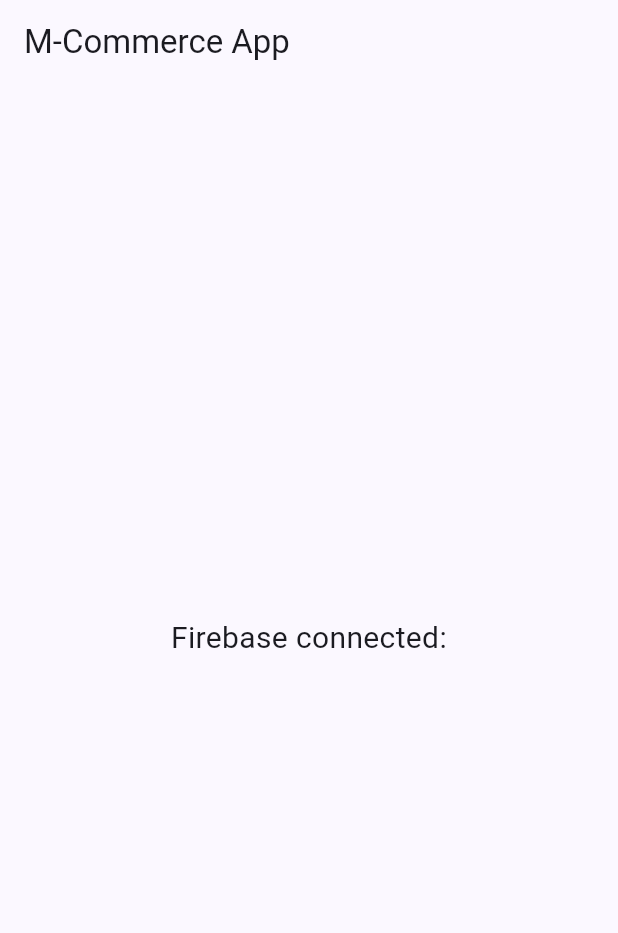
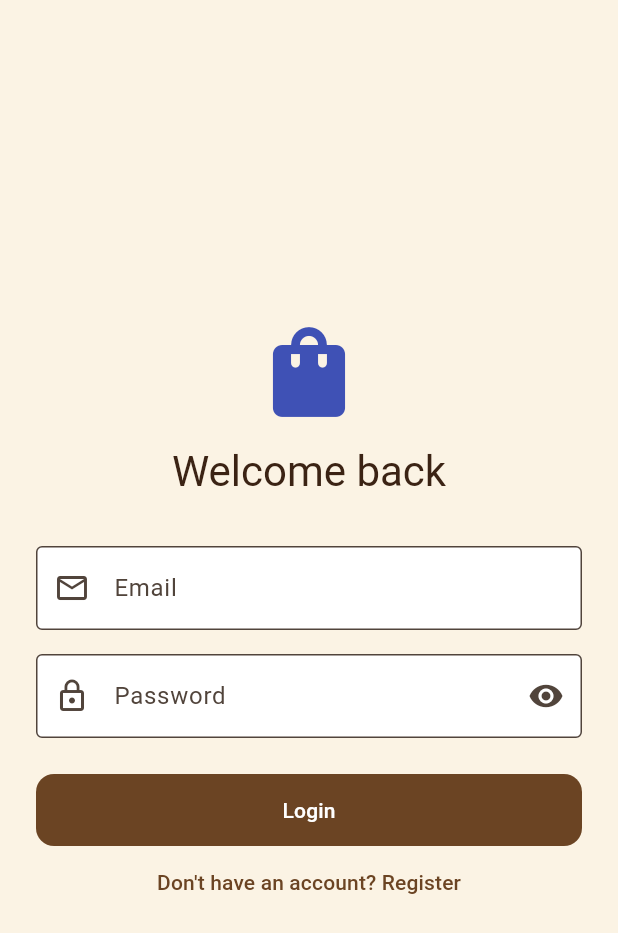
Before and after one commit to alasnine/higop_mcommerce, a Flutter app: the screen it shows after launch, on a phone screen of 412 x 824 dp. Shown: the top 933 px of the screen. Run offline on Flutter 3.47's test engine with Material 3 defaults, Android fonts, the phone set to English and light mode, and no system bars; our stand-ins replace cloud_firestore, firebase_auth, firebase_core; accounts and stored records are empty.

Commit message:
HOA02: auth, roles, AuthGate, Firestore products

```diff
--- a/lib/main.dart
+++ b/lib/main.dart
@@ -1,13 +1,14 @@
 import 'package:flutter/material.dart';
 import 'package:firebase_core/firebase_core.dart';
 import 'firebase_options.dart';
+import 'screens/auth_gate.dart';
+import 'utils/app_theme.dart';
 
 Future<void> main() async {
   WidgetsFlutterBinding.ensureInitialized();
   await Firebase.initializeApp(
     options: DefaultFirebaseOptions.currentPlatform,
   );
-  debugPrint('Firebase connected: ${Firebase.app().options.projectId}');
   runApp(const MyApp());
 }
 
@@ -17,19 +18,10 @@
   @override
   Widget build(BuildContext context) {
     return MaterialApp(
-      title: 'M-Commerce App',
+      title: 'Higop',
       debugShowCheckedModeBanner: false,
-      theme: ThemeData(colorSchemeSeed: Colors.indigo, useMaterial3: true),
-      home: Scaffold(
-        appBar: AppBar(title: const Text('M-Commerce App')),
-        body: Center(
-          child: Text(
-            'Firebase connected:\n${Firebase.app().options.projectId}',
-            textAlign: TextAlign.center,
-            style: const TextStyle(fontSize: 20),
-          ),
-        ),
-      ),
+      theme: HigopTheme.light,
+      home: const AuthGate(),
     );
   }
 }
--- /dev/null
+++ b/lib/models/app_user.dart
@@ -0,0 +1,25 @@
+class AppUser {
+  final String uid;
+  final String name;
+  final String email;
+  final String role;
+
+  const AppUser({
+    required this.uid,
+    required this.name,
+    required this.email,
+    required this.role,
+  });
+
+  // Builds an AppUser from a Firestore document's data
+  factory AppUser.fromMap(String uid, Map<String, dynamic> data) {
+    return AppUser(
+      uid: uid,
+      name: (data['name'] as String?) ?? '',
+      email: (data['email'] as String?) ?? '',
+      role: (data['role'] as String?) ?? 'user',
+    );
+  }
+
+  bool get isAdmin => role == 'admin';
+}
--- /dev/null
+++ b/lib/screens/auth_gate.dart
@@ -0,0 +1,104 @@
+import 'package:cloud_firestore/cloud_firestore.dart';
+import 'package:firebase_auth/firebase_auth.dart';
+import 'package:flutter/material.dart';
+import '../admin/admin_home_screen.dart';
+import '../models/app_user.dart';
+import '../services/auth_service.dart';
+import '../user/home_screen.dart';
+import 'login_screen.dart';
+
+class AuthGate extends StatelessWidget {
+  const AuthGate({super.key});
+
+  @override
+  Widget build(BuildContext context) {
+    // Layer 1: is anyone logged in?
+    return StreamBuilder<User?>(
+      stream: FirebaseAuth.instance.authStateChanges(),
+      builder: (context, authSnap) {
+        if (authSnap.connectionState == ConnectionState.waiting) {
+          return const _Loading();
+        }
+        final user = authSnap.data;
+        if (user == null) return const LoginScreen();
+
+        // Layer 2: who are they? Read their role from Firestore.
+        return StreamBuilder<DocumentSnapshot<Map<String, dynamic>>>(
+          stream: FirebaseFirestore.instance
+              .collection('users')
+              .doc(user.uid)
+              .snapshots(),
+          builder: (context, snap) {
+            if (snap.hasError) {
+              debugPrint('AuthGate error: ${snap.error}');
+              return const _ProblemScreen(
+                message: 'Could not load your profile.',
+              );
+            }
+            if (!snap.hasData) return const _Loading();
+            if (!snap.data!.exists) {
+              // Right after registering, the profile is written a moment
+              // after the account is created, so this can flash briefly.
+              return const _Loading(showLogout: true);
+            }
+
+            final appUser = AppUser.fromMap(user.uid, snap.data!.data()!);
+            return appUser.isAdmin
+                ? AdminHomeScreen(user: appUser)
+                : HomeScreen(user: appUser);
+          },
+        );
+      },
+    );
+  }
+}
+
+class _Loading extends StatelessWidget {
+  final bool showLogout;
+  const _Loading({this.showLogout = false});
+
+  @override
+  Widget build(BuildContext context) {
+    return Scaffold(
+      body: Center(
+        child: Column(
+          mainAxisSize: MainAxisSize.min,
+          children: [
+            const CircularProgressIndicator(),
+            if (showLogout) ...[
+              const SizedBox(height: 24),
+              TextButton(
+                onPressed: () => AuthService().logout(),
+                child: const Text('Taking too long? Logout'),
+              ),
+            ],
+          ],
+        ),
+      ),
+    );
+  }
+}
+
+class _ProblemScreen extends StatelessWidget {
+  final String message;
+  const _ProblemScreen({required this.message});
+
+  @override
+  Widget build(BuildContext context) {
+    return Scaffold(
+      body: Center(
+        child: Column(
+          mainAxisSize: MainAxisSize.min,
+          children: [
+            Text(message),
+            const SizedBox(height: 16),
+            FilledButton(
+              onPressed: () => AuthService().logout(),
+              child: const Text('Logout'),
+            ),
+          ],
+        ),
+      ),
+    );
+  }
+}
--- /dev/null
+++ b/lib/screens/login_screen.dart
@@ -0,0 +1,126 @@
+import 'package:firebase_auth/firebase_auth.dart';
+import 'package:flutter/material.dart';
+import '../services/auth_service.dart';
+import '../utils/validators.dart';
+import 'register_screen.dart';
+
+class LoginScreen extends StatefulWidget {
+  const LoginScreen({super.key});
+
+  @override
+  State<LoginScreen> createState() => _LoginScreenState();
+}
+
+class _LoginScreenState extends State<LoginScreen> {
+  final _formKey = GlobalKey<FormState>();
+  final _emailCtrl = TextEditingController();
+  final _passwordCtrl = TextEditingController();
+  bool _loading = false;
+  bool _obscure = true;
+
+  @override
+  void dispose() {
+    _emailCtrl.dispose();
+    _passwordCtrl.dispose();
+    super.dispose();
+  }
+
+  void _showError(String message) {
+    if (!mounted) return;
+    ScaffoldMessenger.of(context).showSnackBar(SnackBar(content: Text(message)));
+  }
+
+  Future<void> _login() async {
+    if (!_formKey.currentState!.validate()) return;
+    setState(() => _loading = true);
+    try {
+      await AuthService().login(_emailCtrl.text.trim(), _passwordCtrl.text);
+      // Success: nothing to do here. AuthGate (Step 5) will notice the login
+      // and show the right home screen by itself.
+    } on FirebaseAuthException catch (e) {
+      _showError(AuthService.errorMessage(e));
+    } catch (e) {
+      debugPrint('Login error: $e');
+      _showError('Something went wrong. Please try again.');
+    } finally {
+      if (mounted) setState(() => _loading = false);
+    }
+  }
+
+  @override
+  Widget build(BuildContext context) {
+    return Scaffold(
+      body: SafeArea(
+        child: Center(
+          child: SingleChildScrollView(
+            padding: const EdgeInsets.all(24),
+            child: ConstrainedBox(
+              constraints: const BoxConstraints(maxWidth: 400),
+              child: Form(
+                key: _formKey,
+                child: Column(
+                  mainAxisSize: MainAxisSize.min,
+                  crossAxisAlignment: CrossAxisAlignment.stretch,
+                  children: [
+                    const Icon(Icons.shopping_bag, size: 72, color: Colors.indigo),
+                    const SizedBox(height: 12),
+                    Text('Welcome back',
+                        textAlign: TextAlign.center,
+                        style: Theme.of(context).textTheme.headlineMedium),
+                    const SizedBox(height: 32),
+                    TextFormField(
+                      controller: _emailCtrl,
+                      keyboardType: TextInputType.emailAddress,
+                      decoration: const InputDecoration(
+                        labelText: 'Email',
+                        prefixIcon: Icon(Icons.email_outlined),
+                        border: OutlineInputBorder(),
+                      ),
+                      validator: Validators.email,
+                    ),
+                    const SizedBox(height: 16),
+                    TextFormField(
+                      controller: _passwordCtrl,
+                      obscureText: _obscure,
+                      decoration: InputDecoration(
+                        labelText: 'Password',
+                        prefixIcon: const Icon(Icons.lock_outline),
+                        border: const OutlineInputBorder(),
+                        suffixIcon: IconButton(
+                          icon: Icon(_obscure ? Icons.visibility : Icons.visibility_off),
+                          onPressed: () => setState(() => _obscure = !_obscure),
+                        ),
+                      ),
+                      validator: Validators.password,
+                    ),
+                    const SizedBox(height: 24),
+                    FilledButton(
+                      onPressed: _loading ? null : _login,
+                      child: Padding(
+                        padding: const EdgeInsets.symmetric(vertical: 14),
+                        child: _loading
+                            ? const SizedBox(
+                                height: 20,
+                                width: 20,
+                                child: CircularProgressIndicator(strokeWidth: 2))
+                            : const Text('Login'),
+                      ),
+                    ),
+                    TextButton(
+                      onPressed: _loading
+                          ? null
+                          : () => Navigator.of(context).push(
+                                MaterialPageRoute(builder: (_) => const RegisterScreen()),
+                              ),
+                      child: const Text("Don't have an account? Register"),
+                    ),
+                  ],
+                ),
+              ),
+            ),
+          ),
+        ),
+      ),
+    );
+  }
+}
--- /dev/null
+++ b/lib/services/auth_service.dart
@@ -0,0 +1,60 @@
+import 'package:cloud_firestore/cloud_firestore.dart';
+import 'package:firebase_auth/firebase_auth.dart';
+
+class AuthService {
+  final FirebaseAuth _auth = FirebaseAuth.instance;
+  final FirebaseFirestore _db = FirebaseFirestore.instance;
+
+  // Step 4: Register = create the Auth account + save the profile in Firestore
+  Future<void> register({
+    required String name,
+    required String email,
+    required String password,
+  }) async {
+    final cred = await _auth.createUserWithEmailAndPassword(
+      email: email,
+      password: password,
+    );
+    try {
+      await _db.collection('users').doc(cred.user!.uid).set({
+        'name': name,
+        'email': email,
+        'role': 'user', // everyone starts as a normal user
+        'createdAt': FieldValue.serverTimestamp(),
+      });
+    } catch (e) {
+      // Don't leave an Auth account with no profile behind
+      await cred.user?.delete();
+      rethrow;
+    }
+  }
+
+  // Step 5: Login
+  Future<void> login(String email, String password) async {
+    await _auth.signInWithEmailAndPassword(email: email, password: password);
+  }
+
+  Future<void> logout() => _auth.signOut();
+
+  // Turns Firebase's error codes into messages a user can understand
+  static String errorMessage(FirebaseAuthException e) {
+    switch (e.code) {
+      case 'email-already-in-use':
+        return 'That email is already registered.';
+      case 'invalid-email':
+        return 'That email address is not valid.';
+      case 'weak-password':
+        return 'Password is too weak (minimum 6 characters).';
+      case 'invalid-credential':
+      case 'wrong-password':
+      case 'user-not-found':
+        return 'Incorrect email or password.';
+      case 'network-request-failed':
+        return 'No internet connection.';
+      case 'too-many-requests':
+        return 'Too many attempts. Try again later.';
+      default:
+        return e.message ?? 'Authentication failed (${e.code}).';
+    }
+  }
+}
--- /dev/null
+++ b/lib/utils/app_theme.dart
@@ -0,0 +1,58 @@
+import 'package:flutter/material.dart';
+
+class HigopColors {
+  static const kayumanggi = Color(0xFF6B4423); // primary
+  static const tsokolate = Color(0xFF3B2314); // text / admin sidebar
+  static const gatas = Color(0xFFFBF3E4); // background
+  static const abaka = Color(0xFFEBDCC0); // cards / chips
+  static const ginto = Color(0xFFC8963E); // accent
+  static const pula = Color(0xFFA63D2F); // error / delete
+  static const dahon = Color(0xFF5B7F3B); // success
+}
+
+class HigopTheme {
+  static ThemeData get light {
+    final scheme = ColorScheme.fromSeed(
+      seedColor: HigopColors.kayumanggi,
+      brightness: Brightness.light,
+    ).copyWith(
+      primary: HigopColors.kayumanggi,
+      onPrimary: Colors.white,
+      secondary: HigopColors.ginto,
+      surface: HigopColors.gatas,
+      onSurface: HigopColors.tsokolate,
+      error: HigopColors.pula,
+    );
+
+    return ThemeData(
+      useMaterial3: true,
+      colorScheme: scheme,
+      scaffoldBackgroundColor: HigopColors.gatas,
+      appBarTheme: const AppBarTheme(
+        backgroundColor: HigopColors.kayumanggi,
+        foregroundColor: Colors.white,
+        centerTitle: true,
+        elevation: 0,
+      ),
+      inputDecorationTheme: InputDecorationTheme(
+        filled: true,
+        fillColor: Colors.white,
+        border: OutlineInputBorder(borderRadius: BorderRadius.circular(12)),
+        focusedBorder: OutlineInputBorder(
+          borderRadius: BorderRadius.circular(12),
+          borderSide: const BorderSide(color: HigopColors.kayumanggi, width: 2),
+        ),
+      ),
+      filledButtonTheme: FilledButtonThemeData(
+        style: FilledButton.styleFrom(
+          backgroundColor: HigopColors.kayumanggi,
+          foregroundColor: Colors.white,
+          shape: RoundedRectangleBorder(borderRadius: BorderRadius.circular(12)),
+        ),
+      ),
+      textButtonTheme: TextButtonThemeData(
+        style: TextButton.styleFrom(foregroundColor: HigopColors.kayumanggi),
+      ),
+    );
+  }
+}
--- /dev/null
+++ b/lib/utils/validators.dart
@@ -0,0 +1,18 @@
+class Validators {
+  static String? required(String? v, [String field = 'This field']) {
+    if (v == null || v.trim().isEmpty) return '$field is required';
+    return null;
+  }
+
+  static String? email(String? v) {
+    if (v == null || v.trim().isEmpty) return 'Email is required';
+    final ok = RegExp(r'^[^@\s]+@[^@\s]+\.[^@\s]+$').hasMatch(v.trim());
+    return ok ? null : 'Enter a valid email';
+  }
+
+  static String? password(String? v) {
+    if (v == null || v.isEmpty) return 'Password is required';
+    if (v.length < 6) return 'Password must be at least 6 characters';
+    return null;
+  }
+}
```
Also changed, not shown: lib/admin/admin_home_screen.dart (added, +31 -0 lines), lib/screens/register_screen.dart (added, +141 -0 lines), lib/user/home_screen.dart (added, +31 -0 lines).
